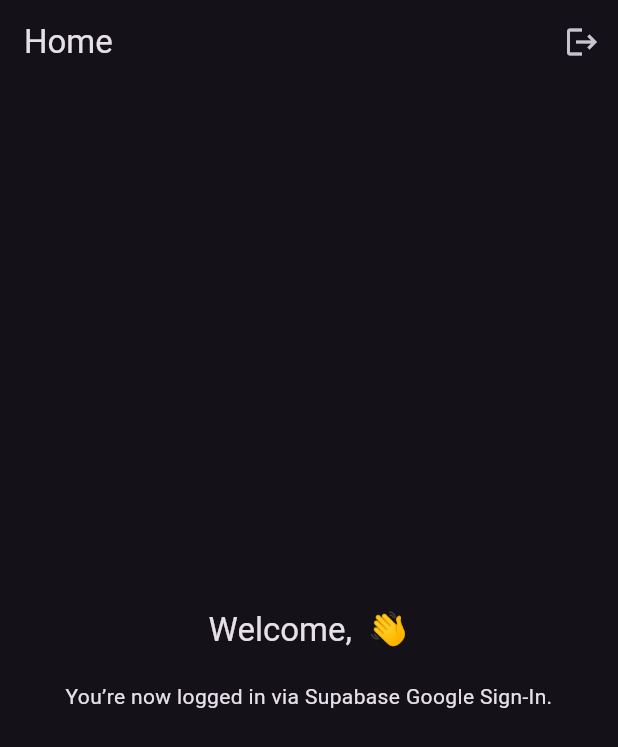
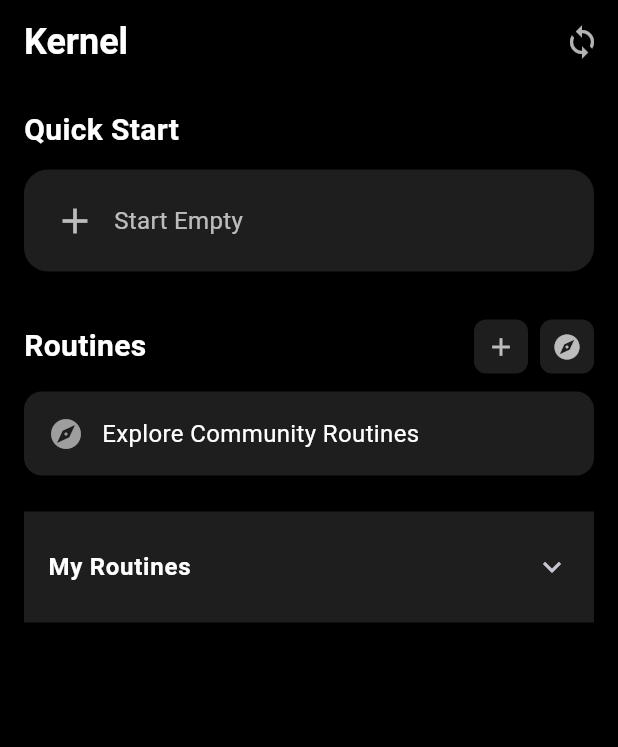
Before and after one commit to krishnakireeti-2k7/kernel, a Flutter app: the screen it shows once a user with an empty profile is signed in, on a phone screen of 412 x 824 dp. Shown: the top 747 px of the screen. Run offline on Flutter 3.47's test engine with Material 3 defaults, Android fonts, the phone set to English and light mode, and no system bars; our stand-ins replace flutter_riverpod, go_router, hive, hive_flutter, supabase_flutter; accounts and stored records are empty; network calls fail.

Commit message:
workout templates

```diff
--- a/lib/app/app_router.dart
+++ b/lib/app/app_router.dart
@@ -1,6 +1,7 @@
 // lib/app/app_router.dart
 import 'package:flutter/material.dart';
 import 'package:go_router/go_router.dart';
+import 'package:kernel/core/models/workout_template.dart';
 import 'package:kernel/main.dart';
 import 'package:supabase_flutter/supabase_flutter.dart';
 
@@ -39,6 +40,29 @@
           path: '/workout/session',
           builder: (_, __) => const WorkoutSessionPage(),
         ),
+        // Add these routes
+        GoRoute(
+          path: '/explore',
+          builder:
+              (_, __) => Scaffold(
+                backgroundColor: Colors.black,
+                appBar: AppBar(title: Text("Explore")),
+                body: const Center(
+                  child: Text(
+                    "Coming soon",
+                    style: TextStyle(color: Colors.grey),
+                  ),
+                ),
+              ),
+        ),
+        GoRoute(path: '/workouts', builder: (_, __) => const WorkoutListPage()),
+        GoRoute(
+          path: '/workout/session',
+          builder: (_, state) {
+            final template = state.extra as WorkoutTemplate?;
+            return WorkoutSessionPage(template: template);
+          },
+        ),
         GoRoute(path: '/', redirect: (_, __) => '/home'),
       ],
       redirect: (context, state) {
--- a/lib/core/models/workout_template.dart
+++ b/lib/core/models/workout_template.dart
@@ -1,36 +1,15 @@
-// core/models/workout_template.dart
-class ExerciseTemplate {
-  final String exerciseId;
-  final int sets;
-  final int reps;
-  final double weight;
+// lib/core/models/workout_template.dart
+import 'package:hive/hive.dart';
 
-  ExerciseTemplate({
-    required this.exerciseId,
-    required this.sets,
-    required this.reps,
-    required this.weight,
-  });
+part 'workout_template.g.dart'; // THIS LINE IS CRITICAL
 
-  Map<String, dynamic> toJson() => {
-    'exercise_id': exerciseId,
-    'sets': sets,
-    'reps': reps,
-    'weight': weight,
-  };
-
-  factory ExerciseTemplate.fromJson(Map<String, dynamic> json) =>
-      ExerciseTemplate(
-        exerciseId: json['exercise_id'],
-        sets: json['sets'],
-        reps: json['reps'],
-        weight: json['weight']?.toDouble() ?? 0.0,
-      );
-}
-
-class WorkoutTemplate {
+@HiveType(typeId: 0)
+class WorkoutTemplate extends HiveObject {
+  @HiveField(0)
   final String id;
+  @HiveField(1)
   final String name;
+  @HiveField(2)
   final List<ExerciseTemplate> exercises;
 
   WorkoutTemplate({
@@ -55,3 +34,37 @@
                 .toList(),
       );
 }
+
+@HiveType(typeId: 1)
+class ExerciseTemplate extends HiveObject {
+  @HiveField(0)
+  final String exerciseId;
+  @HiveField(1)
+  final int sets;
+  @HiveField(2)
+  final int reps;
+  @HiveField(3)
+  final double weight;
+
+  ExerciseTemplate({
+    required this.exerciseId,
+    required this.sets,
+    required this.reps,
+    required this.weight,
+  });
+
+  Map<String, dynamic> toJson() => {
+    'exercise_id': exerciseId,
+    'sets': sets,
+    'reps': reps,
+    'weight': weight,
+  };
+
+  factory ExerciseTemplate.fromJson(Map<String, dynamic> json) =>
+      ExerciseTemplate(
+        exerciseId: json['exercise_id'],
+        sets: json['sets'],
+        reps: json['reps'],
+        weight: (json['weight'] as num?)?.toDouble() ?? 0.0,
+      );
+}
--- a/lib/features/home/home_page.dart
+++ b/lib/features/home/home_page.dart
@@ -1,43 +1,168 @@
+// features/home/home_page.dart
 import 'package:flutter/material.dart';
 import 'package:go_router/go_router.dart';
-import 'package:supabase_flutter/supabase_flutter.dart';
 
 class HomePage extends StatelessWidget {
   const HomePage({super.key});
 
   @override
   Widget build(BuildContext context) {
-    final user = Supabase.instance.client.auth.currentUser;
-
     return Scaffold(
+      backgroundColor: Colors.black,
       appBar: AppBar(
-        title: const Text("Home"),
+        backgroundColor: Colors.black,
+        elevation: 0,
+        title: const Text(
+          "Kernel",
+          style: TextStyle(
+            fontWeight: FontWeight.bold,
+            color: Colors.white,
+            fontSize: 24,
+          ),
+        ),
         actions: [
           IconButton(
-            icon: const Icon(Icons.logout),
-            onPressed: () async {
-              await Supabase.instance.client.auth.signOut();
-              if (context.mounted) context.go('/auth');
+            icon: const Icon(Icons.sync, color: Colors.white70),
+            onPressed: () {
+              // TODO: Sync data
             },
           ),
         ],
       ),
-      body: Center(
+      body: SingleChildScrollView(
+        padding: const EdgeInsets.all(16),
         child: Column(
-          mainAxisAlignment: MainAxisAlignment.center,
+          crossAxisAlignment: CrossAxisAlignment.start,
           children: [
+            // === QUICK START ===
+            _sectionTitle("Quick Start"),
+            const SizedBox(height: 12),
+            _quickStartCard(context),
+
+            const SizedBox(height: 32),
+
+            // === ROUTINES HEADER ===
+            Row(
+              children: [
+                _sectionTitle("Routines"),
+                const Spacer(),
+                _iconButton(Icons.add, () => context.push('/workout/template')),
+                const SizedBox(width: 8),
+                _iconButton(Icons.explore, () => context.push('/explore')),
+              ],
+            ),
+            const SizedBox(height: 12),
+
+            // === EXPLORE PLACEHOLDER ===
+            _exploreCard(context),
+
+            const SizedBox(height: 24),
+
+            // === MY ROUTINES ===
+            _myRoutinesSection(context),
+          ],
+        ),
+      ),
+    );
+  }
+
+  Widget _sectionTitle(String text) {
+    return Text(
+      text,
+      style: const TextStyle(
+        color: Colors.white,
+        fontSize: 20,
+        fontWeight: FontWeight.bold,
+      ),
+    );
+  }
+
+  Widget _quickStartCard(BuildContext context) {
+    return GestureDetector(
+      onTap: () => context.push('/workout/session'),
+      child: Container(
+        width: double.infinity,
+        padding: const EdgeInsets.all(20),
+        decoration: BoxDecoration(
+          color: const Color(0xFF1E1E1E),
+          borderRadius: BorderRadius.circular(16),
+        ),
+        child: const Row(
+          children: [
+            Icon(Icons.add, color: Colors.white70, size: 28),
+            SizedBox(width: 12),
             Text(
-              "Welcome, ${user?.email ?? 'User'} 👋",
-              style: Theme.of(context).textTheme.titleLarge,
-            ),
-            const SizedBox(height: 20),
-            const Text(
-              "You’re now logged in via Supabase Google Sign-In.",
-              textAlign: TextAlign.center,
+              "Start Empty",
+              style: TextStyle(color: Colors.white70, fontSize: 16),
             ),
           ],
         ),
       ),
     );
   }
+
+  Widget _exploreCard(BuildContext context) {
+    return GestureDetector(
+      onTap: () => context.push('/explore'),
+      child: Container(
+        padding: const EdgeInsets.all(16),
+        decoration: BoxDecoration(
+          color: const Color(0xFF1E1E1E),
+          borderRadius: BorderRadius.circular(12),
+        ),
+        child: const Row(
+          children: [
+            Icon(Icons.explore, color: Colors.grey),
+            SizedBox(width: 12),
+            Text(
+              "Explore Community Routines",
+              style: TextStyle(color: Colors.white, fontSize: 16),
+            ),
+          ],
+        ),
+      ),
+    );
+  }
+
+  Widget _iconButton(IconData icon, VoidCallback onTap) {
+    return GestureDetector(
+      onTap: onTap,
+      child: Container(
+        padding: const EdgeInsets.all(8),
+        decoration: BoxDecoration(
+          color: const Color(0xFF1E1E1E),
+          borderRadius: BorderRadius.circular(8),
+        ),
+        child: Icon(icon, color: Colors.white70, size: 20),
+      ),
+    );
+  }
+
+  Widget _myRoutinesSection(BuildContext context) {
+    return ExpansionTile(
+      backgroundColor: const Color(0xFF1E1E1E),
+      collapsedBackgroundColor: const Color(0xFF1E1E1E),
+      tilePadding: const EdgeInsets.symmetric(horizontal: 16, vertical: 8),
+      childrenPadding: const EdgeInsets.symmetric(horizontal: 16),
+      title: const Text(
+        "My Routines",
+        style: TextStyle(color: Colors.white, fontWeight: FontWeight.bold),
+      ),
+      children: [
+        Padding(
+          padding: const EdgeInsets.symmetric(vertical: 24),
+          child: Center(
+            child: TextButton.icon(
+              onPressed: () => context.push('/workouts'),
+              icon: const Icon(Icons.add, color: Colors.blue),
+              label: const Text(
+                "Create your first routine",
+                style: TextStyle(color: Colors.blue),
+              ),
+            ),
+          ),
+        ),
+      ],
+    );
+  }
 }
--- a/lib/features/workouts/workout_session_page.dart
+++ b/lib/features/workouts/workout_session_page.dart
@@ -1,8 +1,9 @@
 // lib/features/workouts/workout_session_page.dart
 import 'package:flutter/material.dart';
+import 'package:kernel/core/models/workout_template.dart';
 
 class WorkoutSessionPage extends StatelessWidget {
-  const WorkoutSessionPage({super.key});
+  const WorkoutSessionPage({super.key, WorkoutTemplate? template});
 
   @override
   Widget build(BuildContext context) {
--- a/lib/main.dart
+++ b/lib/main.dart
@@ -4,9 +4,12 @@
 import 'package:flutter_riverpod/flutter_riverpod.dart';
 import 'package:supabase_flutter/supabase_flutter.dart';
 import 'package:go_router/go_router.dart';
+import 'package:hive_flutter/hive_flutter.dart';
 
 import 'features/auth/auth_page.dart';
 import 'features/home/home_page.dart';
+import 'app/app_router.dart';
+import 'core/models/workout_template.dart';
 
 class AuthStateNotifier extends ChangeNotifier {
   final SupabaseClient _supabase;
@@ -14,13 +17,10 @@
   bool get isLoading => _isLoading;
 
   AuthStateNotifier(this._supabase) {
-    // Listen to auth changes
-    _supabase.auth.onAuthStateChange.listen((data) {
+    _supabase.auth.onAuthStateChange.listen((_) {
       _isLoading = false;
       notifyListeners();
     });
-
-    // Trigger session recovery
     _supabase.auth.currentSession;
   }
 }
@@ -28,11 +28,18 @@
 Future<void> main() async {
   WidgetsFlutterBinding.ensureInitialized();
 
+  // ---------- Supabase ----------
   await Supabase.initialize(
     url: 'https://mdijnmmvgxatevyxlyne.supabase.co',
     anonKey:
-    'eyJhbGciOiJIUzI1NiIsInR5cCI6IkpXVCJ9.eyJpc3MiOiJzdXBhYmFzZSIsInJlZiI6Im1kaWpubW12Z3hhdGV2eXhseW5lIiwicm9sZSI6ImFub24iLCJpYXQiOjE3NjE0NTc4NDMsImV4cCI6MjA3NzAzMzg0M30.b-rBPczSrUnAQaVSIQ8gGKdrIEP6PpJz2K_obGjGPRM'
+        'eyJhbGciOiJIUzI1NiIsInR5cCI6IkpXVCJ9.eyJpc3MiOiJzdXBhYmFzZSIsInJlZiI6Im1kaWpubW12Z3hhdGV2eXhseW5lIiwicm9sZSI6ImFub24iLCJpYXQiOjE3NjE0NTc4NDMsImV4cCI6MjA3NzAzMzg0M30.b-rBPczSrUnAQaVSIQ8gGKdrIEP6PpJz2K_obGjGPRM',
   );
+
+  // ---------- Hive ----------
+  await Hive.initFlutter();
+  Hive.registerAdapter(WorkoutTemplateAdapter());
+  Hive.registerAdapter(ExerciseTemplateAdapter());
+  await Hive.openBox<WorkoutTemplate>('templates');
 
   runApp(const ProviderScope(child: KernelApp()));
 }
@@ -52,40 +59,10 @@
   @override
   void initState() {
     super.initState();
-
     _authNotifier = AuthStateNotifier(_supabase);
-
-    _router = GoRouter(
-      initialLocation: '/',
+    _router = AppRouter.createRouter(
+      supabase: _supabase,
       refreshListenable: _authNotifier,
-      routes: [
-        GoRoute(path: '/auth', builder: (context, state) => const AuthPage()),
-        GoRoute(path: '/home', builder: (context, state) => const HomePage()),
-        GoRoute(
-          path: '/',
-          redirect: (context, state) => '/home',
-        ),
-      ],
-      redirect: (context, state) {
-        final isLoading = _authNotifier.isLoading;
-        final session = _supabase.auth.currentSession;
-        final isOnAuth = state.matchedLocation == '/auth';
-
-        if (isLoading) return null; // Wait
-
-        if (session == null) {
-          return '/auth';
-        }
-
-        if (isOnAuth) {
-          return '/home';
-        }
-
-        return null;
-      },
-      errorBuilder:
-          (context, state) =>
-              Scaffold(body: Center(child: Text('Error: ${state.error}'))),
     );
   }
 
@@ -94,7 +71,11 @@
     return MaterialApp.router(
       title: 'Kernel',
       debugShowCheckedModeBanner: false,
-      theme: ThemeData.dark(),
+      theme: ThemeData(
+        brightness: Brightness.dark,
+        scaffoldBackgroundColor: Colors.black,
+        appBarTheme: const AppBarTheme(backgroundColor: Colors.black),
+      ),
       routerConfig: _router,
     );
   }
--- a/pubspec.yaml
+++ b/pubspec.yaml
@@ -48,6 +48,8 @@
 dev_dependencies:
   flutter_test:
     sdk: flutter
+  build_runner: ^2.4.6
+  hive_generator: ^2.0.0
 
   # The "flutter_lints" package below contains a set of recommended lints to
   # encourage good coding practices. The lint set provided by the package is
```
Also changed, not shown: lib/core/models/workout_template.g.dart (added), pubspec.lock.
